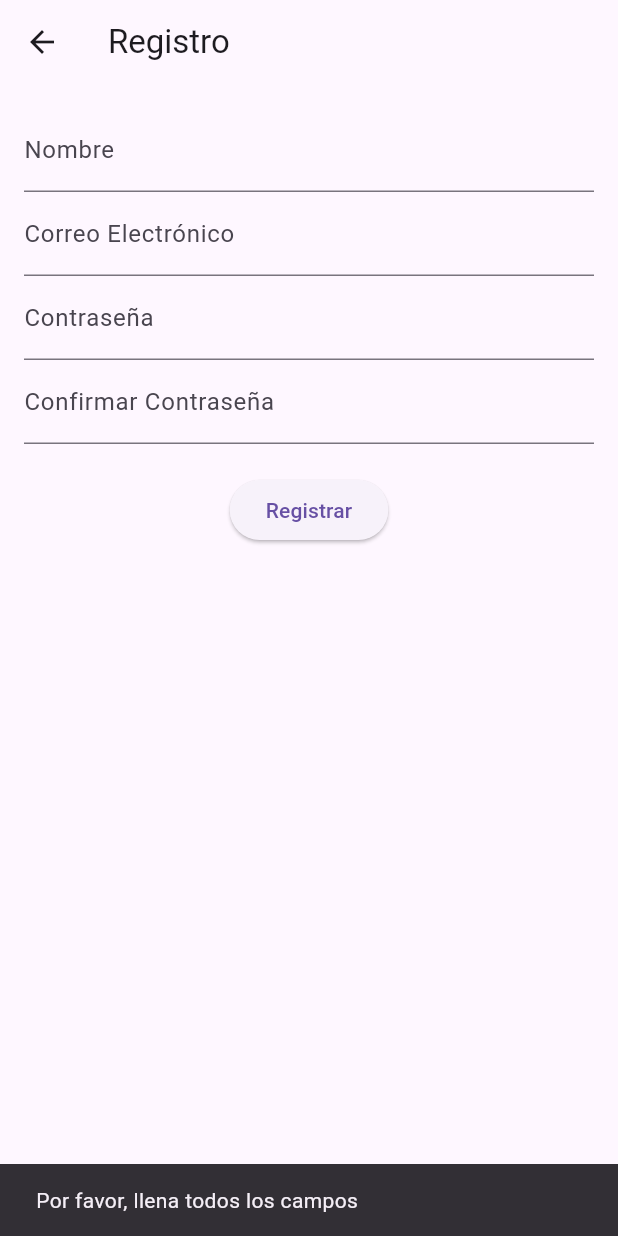
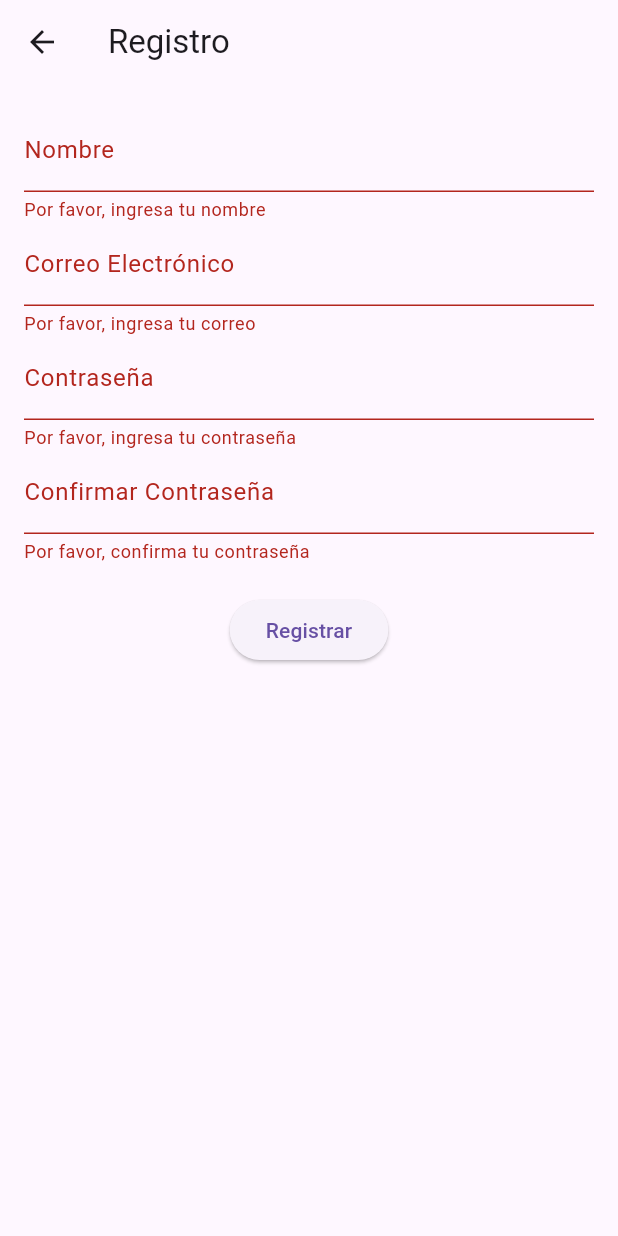
Before and after one commit to LilChoko/chat_lynx, a Flutter app: the RegisterScreen screen opened by its route, after a tap on "Registrar", on a phone screen of 412 x 824 dp. Run offline on Flutter 3.47's test engine with Material 3 defaults, Android fonts, the phone set to English and light mode, and no system bars; our stand-ins replace cloud_firestore, firebase_auth, firebase_core, supabase_flutter; accounts and stored records are empty.

Commit message:
Validacion para usuarios con correo institucional

```diff
--- a/lib/screens/register_screen.dart
+++ b/lib/screens/register_screen.dart
@@ -13,6 +13,8 @@ class _RegisterScreenState extends State<RegisterScreen> {
   final _confirmPasswordController = TextEditingController();
   final _nameController = TextEditingController();
 
+  final _formKey = GlobalKey<FormState>(); // Clave para manejar el formulario
+
   @override
   Widget build(BuildContext context) {
     final authProvider = Provider.of<AuthProvider>(context);
@@ -21,51 +23,73 @@ class _RegisterScreenState extends State<RegisterScreen> {
       appBar: AppBar(title: Text('Registro')),
       body: Padding(
         padding: const EdgeInsets.all(16.0),
+        child: Form(
+          key: _formKey, // Asocia el formulario con el FormKey
           child: Column(
             children: [
-            TextField(
+              TextFormField(
                 controller: _nameController,
                 decoration: InputDecoration(labelText: 'Nombre'),
+                validator: (value) {
+                  if (value == null || value.isEmpty) {
+                    return 'Por favor, ingresa tu nombre';
+                  }
+                  return null;
+                },
               ),
-            TextField(
+              TextFormField(
                 controller: _emailController,
                 decoration: InputDecoration(labelText: 'Correo Electrónico'),
+                keyboardType: TextInputType.emailAddress,
+                validator: (value) {
+                  if (value == null || value.isEmpty) {
+                    return 'Por favor, ingresa tu correo';
+                  }
+                  if (!value.endsWith('@itcelaya.edu.mx')) {
+                    return 'El correo debe ser de la institución (@itcelaya.edu.mx)';
+                  }
+                  return null;
+                },
               ),
-            TextField(
+              TextFormField(
                 controller: _passwordController,
                 decoration: InputDecoration(labelText: 'Contraseña'),
                 obscureText: true,
+                validator: (value) {
+                  if (value == null || value.isEmpty) {
+                    return 'Por favor, ingresa tu contraseña';
+                  }
+                  if (value.length < 6) {
+                    return 'La contraseña debe tener al menos 6 caracteres';
+                  }
+                  return null;
+                },
               ),
-            TextField(
+              TextFormField(
                 controller: _confirmPasswordController,
                 decoration: InputDecoration(labelText: 'Confirmar Contraseña'),
                 obscureText: true,
+                validator: (value) {
+                  if (value == null || value.isEmpty) {
+                    return 'Por favor, confirma tu contraseña';
+                  }
+                  if (value != _passwordController.text) {
+                    return 'Las contraseñas no coinciden';
+                  }
+                  return null;
+                },
               ),
               SizedBox(height: 20),
               ElevatedButton(
                 onPressed: () async {
+                  if (_formKey.currentState!.validate()) {
                     final name = _nameController.text.trim();
                     final email = _emailController.text.trim();
                     final password = _passwordController.text.trim();
-                final confirmPassword = _confirmPasswordController.text.trim();
-
-                if (name.isEmpty || email.isEmpty || password.isEmpty) {
-                  ScaffoldMessenger.of(context).showSnackBar(
-                    SnackBar(
-                        content: Text('Por favor, llena todos los campos')),
-                  );
-                  return;
-                }
-
-                if (password != confirmPassword) {
-                  ScaffoldMessenger.of(context).showSnackBar(
-                    SnackBar(content: Text('Las contraseñas no coinciden')),
-                  );
-                  return;
-                }
 
                     final success =
                         await authProvider.register(email, password, name);
+
                     if (success) {
                       ScaffoldMessenger.of(context).showSnackBar(
                         SnackBar(content: Text('Registro exitoso')),
@@ -76,12 +100,14 @@ class _RegisterScreenState extends State<RegisterScreen> {
                         SnackBar(content: Text('Error al registrar usuario')),
                       );
                     }
+                  }
                 },
                 child: Text('Registrar'),
               ),
             ],
           ),
         ),
+      ),
     );
   }
 }
```
Lines whose indentation alone changed are shown as unchanged.
